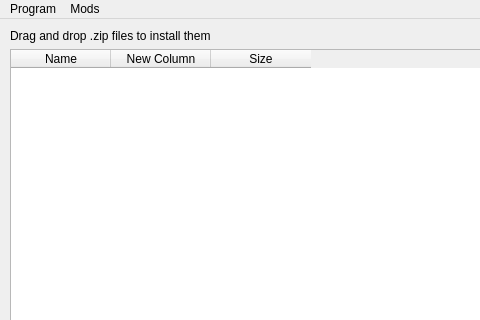
Qt form tools/mod-manager/main.ui (Bruh-Jpg/paintown) before a commit; both pictures show x 0 to 480 and y 0 to 320 of the 799 by 600 pixel window.
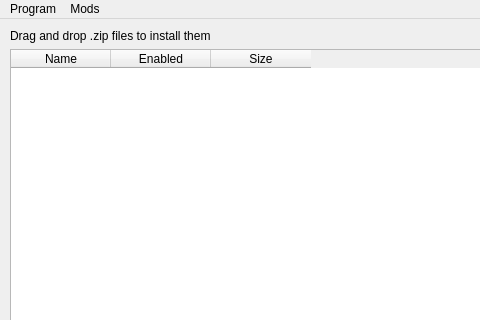
The same form after that commit. Custom widgets are drawn as their Qt base class.

Commit message: add mods to table

Diff of the .ui file:
```diff
--- a/tools/mod-manager/main.ui
+++ b/tools/mod-manager/main.ui
@@ -52,7 +52,7 @@
        </column>
        <column>
         <property name="text">
-         <string>New Column</string>
+         <string>Enabled</string>
         </property>
        </column>
        <column>
```
Left out of the diff: 2 changed lines with no effect on the pictures. The commit also changes 2 other files.
